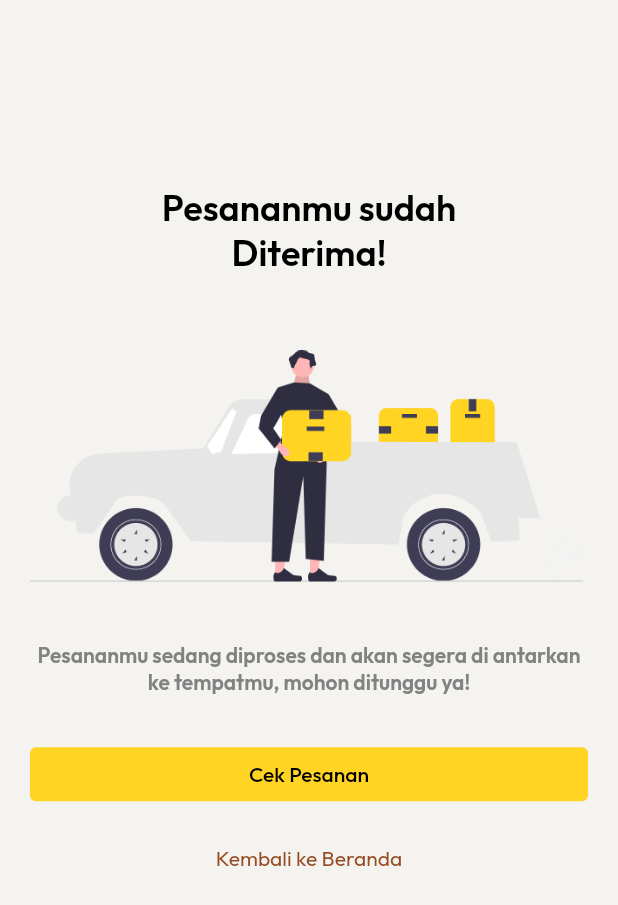
After one commit to wahidalqorni/buburger-app, a Flutter app: the screen it shows after launch, on a phone screen of 412 x 824 dp. The commit adds this screen. Shown: the top 905 px of the screen. Run offline on Flutter 3.47's test engine with Material 2 defaults, Android fonts, the phone set to English and light mode, and no system bars; our stand-ins replace google_fonts.

Commit message:
btmnav, cartpage, prosespage

```diff
--- a/lib/main.dart
+++ b/lib/main.dart
@@ -1,6 +1,8 @@
 import 'package:buburger_app/pages/daftar_page.dart';
+import 'package:buburger_app/pages/home_page.dart';
 import 'package:buburger_app/pages/landing_page.dart';
 import 'package:buburger_app/pages/login_page.dart';
+import 'package:buburger_app/pages/proses_page.dart';
 import 'package:buburger_app/pages/splash_page.dart';
 import 'package:flutter/material.dart';
 
@@ -29,7 +31,7 @@ class MyApp extends StatelessWidget {
         // is not restarted.
         primarySwatch: Colors.blue,
       ),
-      home: LandingPage(),
+      home: ProsesPage(),
     );
   }
 }
--- /dev/null
+++ b/lib/pages/proses_page.dart
@@ -0,0 +1,68 @@
+import 'dart:ui';
+
+import 'package:buburger_app/themes/themes.dart';
+import 'package:flutter/material.dart';
+
+class ProsesPage extends StatelessWidget {
+  const ProsesPage({super.key});
+
+  @override
+  Widget build(BuildContext context) {
+    return Scaffold(
+      backgroundColor: bgColor,
+      body: Container(
+        margin: EdgeInsets.only(
+          left: 20,
+          right: 20,
+          top: MediaQuery.of(context).size.height * 0.15,
+        ),
+        child: ListView(
+          children: [
+            Center(
+              child: Text(
+                "Pesananmu sudah\nDiterima!",
+                textAlign: TextAlign.center,
+                style: blackTextstyle.copyWith(
+                  fontSize: 24,
+                  fontWeight: FontWeight.w600,
+                ),
+              ),
+            ),
+            SizedBox(
+              height: 50,
+            ),
+            Center(
+              child: Image.asset("assets/img-proses.png"),
+            ),
+            SizedBox(
+              height: 40,
+            ),
+            Center(
+              child: Text(
+                "Pesananmu sedang diproses dan akan segera di antarkan ke tempatmu, mohon ditunggu ya!",
+                textAlign: TextAlign.center,
+                style: greyTextstyle.copyWith(
+                  fontWeight: FontWeight.w600,
+                ),
+              ),
+            ),
+            SizedBox(
+              height: 28,
+            ),
+            TextButton(
+              style: TextButton.styleFrom(
+                backgroundColor: primaryColor,
+              ),
+              onPressed: null,
+              child: Text("Cek Pesanan", style: blackTextstyle, ),
+            ),
+            SizedBox(
+              height: 23,
+            ),
+            Center(child: Text("Kembali ke Beranda", style: secodaryTextstyle, )),
+          ],
+        ),
+      ),
+    );
+  }
+}
```
Also changed, not shown: lib/pages/cart_page.dart (added, +52 -0 lines), lib/pages/home_page.dart (added, +74 -0 lines), lib/pages/order_page.dart (added, +14 -0 lines), lib/pages/product_detail.dart (+26 -2 lines), lib/pages/profile_page.dart (added, +14 -0 lines), lib/widgets/cart_widget.dart (added, +94 -0 lines).
